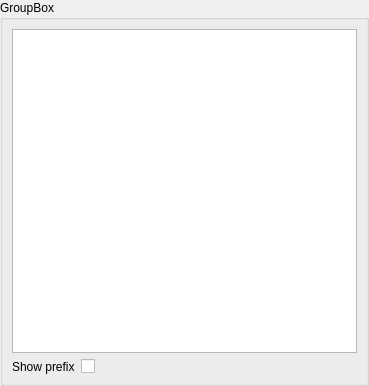
Above: Log/logwidgetft.ui from Blackghost56/Log before the change. Below: the same form after it.
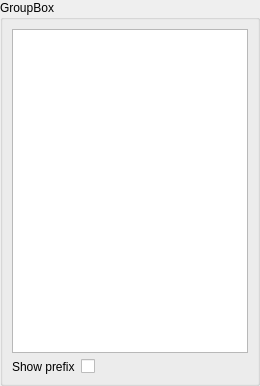
That is the form after the change.

Patch:
```diff
--- a/Log/logwidgetft.ui
+++ b/Log/logwidgetft.ui
@@ -6,12 +6,12 @@
    <rect>
     <x>0</x>
     <y>0</y>
-    <width>369</width>
+    <width>260</width>
     <height>386</height>
    </rect>
   </property>
   <property name="sizePolicy">
-   <sizepolicy hsizetype="Maximum" vsizetype="Preferred">
+   <sizepolicy hsizetype="Maximum" vsizetype="Expanding">
     <horstretch>0</horstretch>
     <verstretch>0</verstretch>
    </sizepolicy>
```
